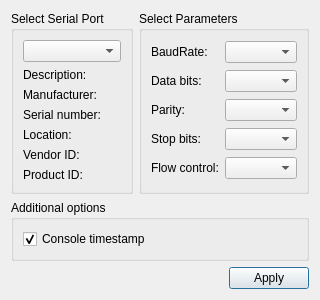
The window that settingsdialog.ui (owenpark8/eecs300-demo) describes before a commit, drawn with Qt 5.
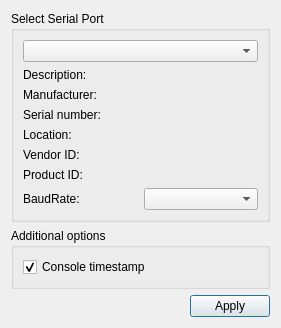
The same window after the commit.

What changed in the file:
```diff
--- a/settingsdialog.ui
+++ b/settingsdialog.ui
@@ -13,67 +13,8 @@
   <property name="windowTitle">
    <string>Settings</string>
   </property>
-  <layout class="QGridLayout" name="gridLayout_3">
-   <item row="0" column="1">
-    <widget class="QGroupBox" name="parametersBox">
-     <property name="title">
-      <string>Select Parameters</string>
-     </property>
-     <layout class="QGridLayout" name="gridLayout_2">
-      <item row="0" column="0">
-       <widget class="QLabel" name="baudRateLabel">
-        <property name="text">
-         <string>BaudRate:</string>
-        </property>
-       </widget>
-      </item>
-      <item row="0" column="1">
-       <widget class="QComboBox" name="baudRateBox"/>
-      </item>
-      <item row="1" column="0">
-       <widget class="QLabel" name="dataBitsLabel">
-        <property name="text">
-         <string>Data bits:</string>
-        </property>
-       </widget>
-      </item>
-      <item row="1" column="1">
-       <widget class="QComboBox" name="dataBitsBox"/>
-      </item>
-      <item row="2" column="0">
-       <widget class="QLabel" name="parityLabel">
-        <property name="text">
-         <string>Parity:</string>
-        </property>
-       </widget>
-      </item>
-      <item row="2" column="1">
-       <widget class="QComboBox" name="parityBox"/>
-      </item>
-      <item row="3" column="0">
-       <widget class="QLabel" name="stopBitsLabel">
-        <property name="text">
-         <string>Stop bits:</string>
-        </property>
-       </widget>
-      </item>
-      <item row="3" column="1">
-       <widget class="QComboBox" name="stopBitsBox"/>
-      </item>
-      <item row="4" column="0">
-       <widget class="QLabel" name="flowControlLabel">
-        <property name="text">
-         <string>Flow control:</string>
-        </property>
-       </widget>
-      </item>
-      <item row="4" column="1">
-       <widget class="QComboBox" name="flowControlBox"/>
-      </item>
-     </layout>
-    </widget>
-   </item>
-   <item row="0" column="0">
+  <layout class="QVBoxLayout" name="verticalLayout_0">
+   <item>
     <widget class="QGroupBox" name="selectBox">
      <property name="title">
       <string>Select Serial Port</string>
@@ -124,10 +65,43 @@
         </property>
        </widget>
       </item>
+      <item row="7" column="0">
+        <layout class="QHBoxLayout" name="baudRateLayout">
+          <item>
+            <widget class="QLabel" name="baudRateLabel">
+              <property name="text">
+                <string>BaudRate:</string>
+              </property>
+            </widget>
+          </item>
+          <item>
+            <widget class="QComboBox" name="baudRateBox"/>
+          </item>
+        </layout>
+      </item>
      </layout>
     </widget>
    </item>
-   <item row="2" column="0" colspan="2">
+   <item>
+    <widget class="QGroupBox" name="additionalOptionsGroupBox">
+     <property name="title">
+      <string>Additional options</string>
+     </property>
+     <layout class="QVBoxLayout" name="verticalLayout_1">
+      <item>
+       <widget class="QCheckBox" name="timestampCheckBox">
+        <property name="text">
+         <string>Console timestamp</string>
+        </property>
+        <property name="checked">
+         <bool>true</bool>
+        </property>
+       </widget>
+      </item>
+     </layout>
+    </widget>
+   </item>
+   <item>
     <layout class="QHBoxLayout" name="horizontalLayout">
      <item>
       <spacer name="horizontalSpacer">
@@ -151,25 +125,7 @@
      </item>
     </layout>
    </item>
-   <item row="1" column="0" colspan="2">
-    <widget class="QGroupBox" name="additionalOptionsGroupBox">
-     <property name="title">
-      <string>Additional options</string>
-     </property>
-     <layout class="QVBoxLayout" name="verticalLayout">
-      <item>
-       <widget class="QCheckBox" name="timestampCheckBox">
-        <property name="text">
-         <string>Console timestamp</string>
-        </property>
-        <property name="checked">
-         <bool>true</bool>
-        </property>
-       </widget>
-      </item>
-     </layout>
-    </widget>
-   </item>
+   
   </layout>
  </widget>
  <resources/>
```
